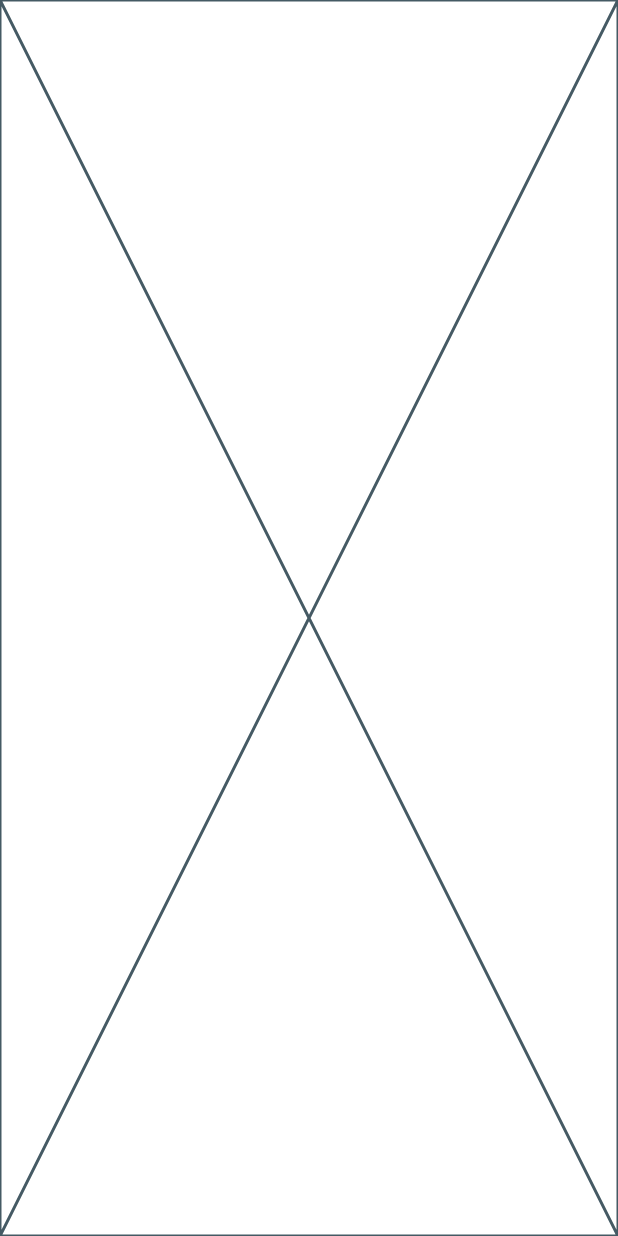
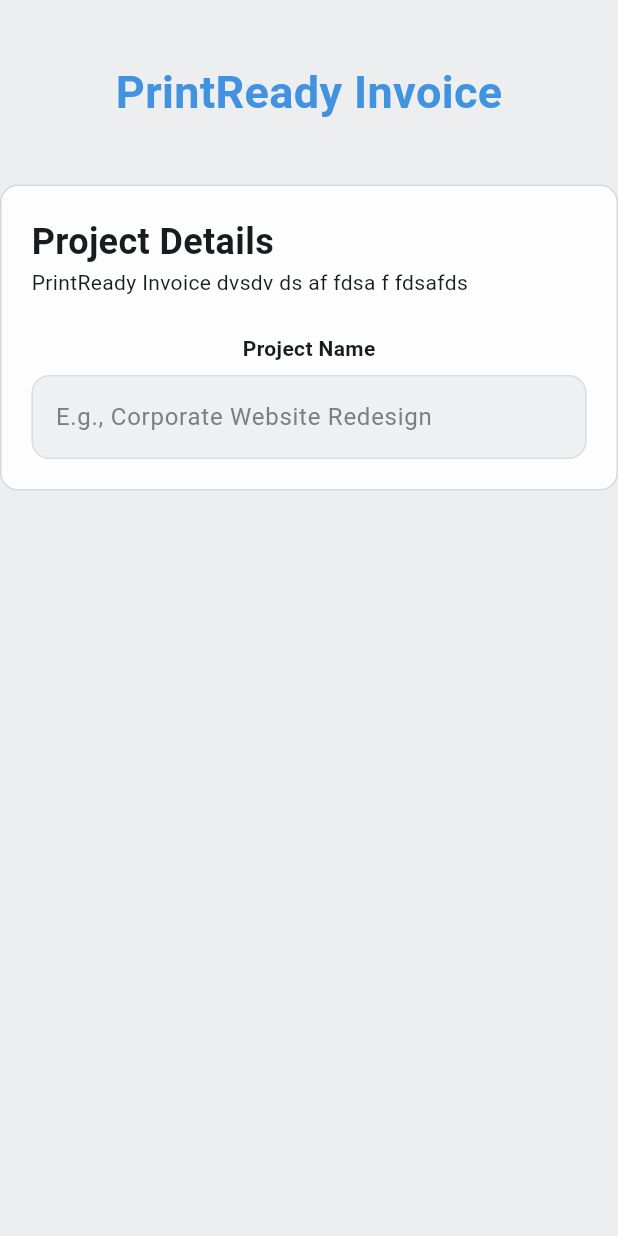
Before and after one commit to omerbanaemh/print_ready_invoice, a Flutter app: the screen it shows after launch, on a phone screen of 412 x 824 dp. Run offline on Flutter 3.47's test engine with Material 3 defaults, Android fonts, the phone set to English and light mode, and no system bars; drawn by our look-alikes of flutter_form_builder; our stand-ins replace form_builder_validators.

Commit message:
implement project details view with form inputs and custom input decoration

```diff
--- a/lib/features/invoice/presentation/views/project_details.dart
+++ b/lib/features/invoice/presentation/views/project_details.dart
@@ -1,10 +1,85 @@
 import 'package:flutter/material.dart';
+import 'package:flutter_form_builder/flutter_form_builder.dart';
+import 'package:print_ready_invoice/core/utils/size_config.dart';
+import 'package:print_ready_invoice/features/invoice/presentation/views/widgets/project_name_input.dart';
 
-class ProjectDetails extends StatelessWidget {
+class ProjectDetails extends StatefulWidget {
   const ProjectDetails({super.key});
 
   @override
+  State<ProjectDetails> createState() => _ProjectDetailsState();
+}
+
+class _ProjectDetailsState extends State<ProjectDetails> {
+  @override
   Widget build(BuildContext context) {
-    return const Placeholder();
+      final formKey = GlobalKey<FormBuilderState>();
+
+       return Scaffold(
+      backgroundColor: const Color(0xFFECEEF0),
+      body: SingleChildScrollView(
+        child: Column(
+          crossAxisAlignment: CrossAxisAlignment.center,
+          children: [
+            SizedBox(height: 40),
+            Text(
+              'PrintReady Invoice',
+              style: TextStyle(
+                color: Color(0xFF4192DF),
+                fontSize: 30,
+                fontWeight: FontWeight.bold,
+              ),
+            ),
+            SizedBox(height: 40),
+            Center(
+              child: ConstrainedBox(
+                constraints: BoxConstraints(minWidth: 500),
+                child: Container(
+                  width: SizeConfig.width(context) * 0.45,
+                  padding: EdgeInsets.all(20),
+                  decoration: ShapeDecoration(
+                    color: Color(0xFFFDFDFD),
+                    shape: RoundedRectangleBorder(
+                      side: BorderSide(width: 1, color: Color(0xFFD6D8DB)),
+                      borderRadius: BorderRadius.circular(12),
+                    ),
+                  ),
+                  child: Column(
+                    crossAxisAlignment: CrossAxisAlignment.start,
+                    children: [
+                      Text(
+                        'Project Details',
+                        style: TextStyle(
+                          fontSize: 24,
+                          fontWeight: FontWeight.bold,
+                        ),
+                      ),
+                      Text('PrintReady Invoice dvsdv ds af fdsa f fdsafds'),
+
+
+
+                      FormBuilder(
+                        key: formKey,
+                        child: Column(
+                          crossAxisAlignment: CrossAxisAlignment.start,
+                          children: [
+                          ProjectNameInput(),
+
+
+
+
+
+                          ],
+                        ),
+                      ),
+                    ],
+                  ),
+                ),
+              ),
+            ),
+          ],
+        ),
+      ),
+    );
   }
 }
--- /dev/null
+++ b/lib/features/invoice/presentation/views/widgets/custom_input_decoration.dart
@@ -0,0 +1,24 @@
+
+import 'package:flutter/material.dart';
+
+InputDecoration customInputDecoration({String? hintText, String? errorText}) {
+  return InputDecoration(
+    hintText: hintText,
+    errorText: errorText,
+    hintStyle: const TextStyle(color: Color.fromARGB(255, 126, 126, 126)),
+    fillColor: const Color(0xFFEEF0F2),
+    filled: true,
+    border: OutlineInputBorder(
+      borderRadius: BorderRadius.circular(12),
+      borderSide: const BorderSide(color: Color(0xFFDCDCDC)),
+    ),
+    enabledBorder: OutlineInputBorder(
+      borderRadius: BorderRadius.circular(12),
+      borderSide: const BorderSide(color: Color(0xFFDCDCDC)),
+    ),
+    focusedBorder: OutlineInputBorder(
+      borderRadius: BorderRadius.circular(12),
+      borderSide: const BorderSide(color: Color(0xFFDCDCDC)),
+    ),
+  );
+}
--- /dev/null
+++ b/lib/features/invoice/presentation/views/widgets/project_name_input.dart
@@ -0,0 +1,26 @@
+import 'package:flutter/material.dart';
+import 'package:flutter_form_builder/flutter_form_builder.dart';
+import 'package:form_builder_validators/form_builder_validators.dart';
+import 'package:print_ready_invoice/features/invoice/presentation/views/widgets/custom_input_decoration.dart';
+
+class ProjectNameInput extends StatelessWidget {
+  const ProjectNameInput({super.key});
+
+  @override
+  Widget build(BuildContext context) {
+    return Column(
+      children: [
+        SizedBox(height: 24),
+        Text('Project Name', style: TextStyle(fontWeight: FontWeight.bold)),
+        SizedBox(height: 8),
+        FormBuilderTextField(
+          name: 'name',
+          decoration: customInputDecoration(
+            hintText: 'E.g., Corporate Website Redesign',
+          ),
+          validator: FormBuilderValidators.required(),
+        ),
+      ],
+    );
+  }
+}
```
